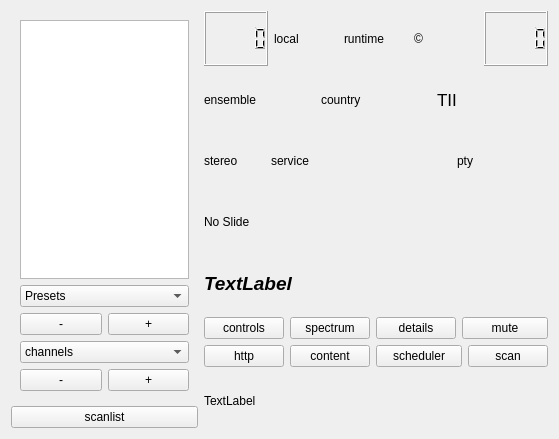
First picture: the form in qt-dab-s6/forms-v6/dabradio-6.ui, repository JvanKatwijk/qt-dab, before the edit.
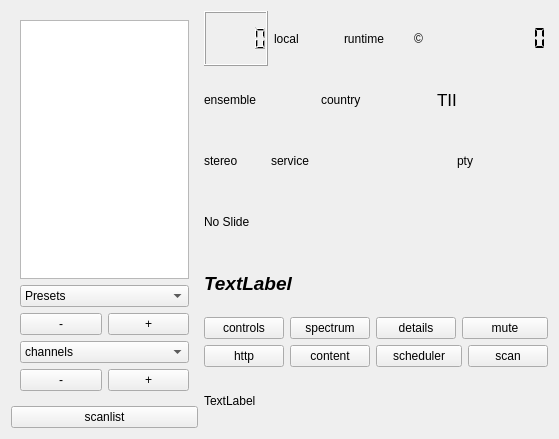
Second picture: the form after the edit. Custom widgets are drawn as their Qt base class.

The edit to the form file:
```diff
--- a/qt-dab-s6/forms-v6/dabradio-6.ui
+++ b/qt-dab-s6/forms-v6/dabradio-6.ui
@@ -186,6 +186,15 @@
          <property name="toolTip">
           <string>&lt;html&gt;&lt;head/&gt;&lt;body&gt;&lt;p&gt;cpuLoad. The number gives an estimate of the overall load of the CPU of the machine you are working on. So, it only gives an idea of the load caused by Qt-DAB if no other (large) programs are active.&lt;/p&gt;&lt;/body&gt;&lt;/html&gt;</string>
          </property>
+         <property name="frameShape">
+          <enum>QFrame::NoFrame</enum>
+         </property>
+         <property name="frameShadow">
+          <enum>QFrame::Plain</enum>
+         </property>
+         <property name="segmentStyle">
+          <enum>QLCDNumber::Flat</enum>
+         </property>
         </widget>
        </item>
       </layout>
@@ -397,16 +406,16 @@
    <extends>QComboBox</extends>
    <header>presetcombobox.h</header>
   </customwidget>
+  <customwidget>
+   <class>newPushButton</class>
+   <extends>QPushButton</extends>
+   <header location="global">newpushbutton.h</header>
+  </customwidget>
   <customwidget>
    <class>smallQListView</class>
    <extends>QListView</extends>
    <header>smallqlistview.h</header>
   </customwidget>
-  <customwidget>
-   <class>newPushButton</class>
-   <extends>QPushButton</extends>
-   <header location="global">newpushbutton.h</header>
-  </customwidget>
  </customwidgets>
  <resources/>
  <connections/>
```
